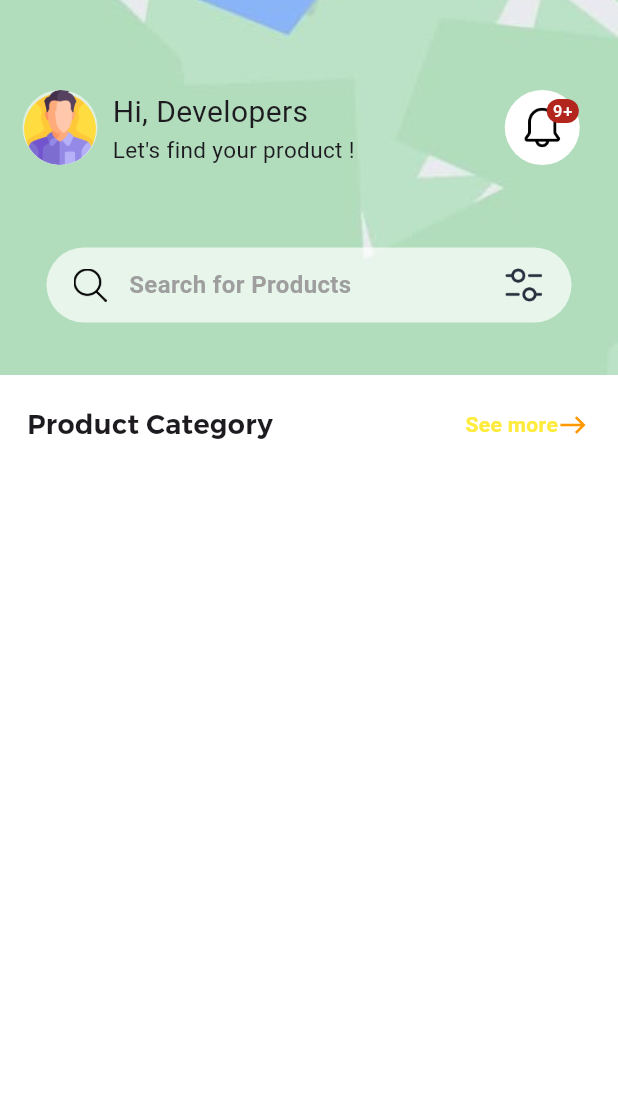
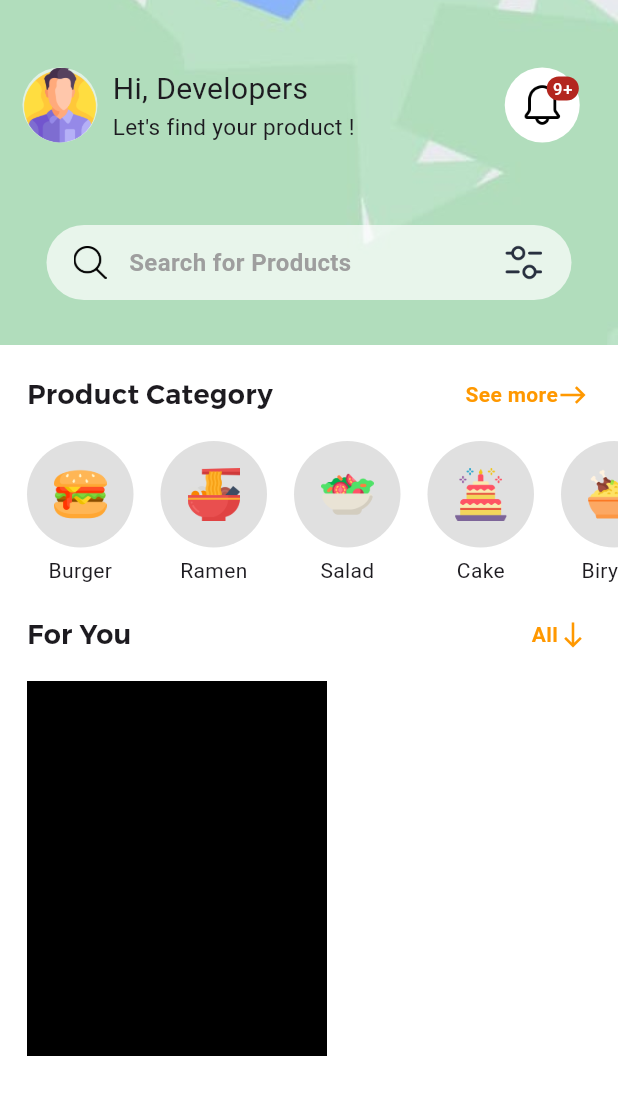
Before and after one commit to bhilbis/flutter-ecommerce, a Flutter app: the screen it shows after launch, on a phone screen of 412 x 824 dp. Shown: the top 1095 px of the screen. Run offline on Flutter 3.47's test engine with Material 3 defaults, Android fonts, the phone set to English and light mode, and no system bars; Roboto replaces fonts that are missing (Montserrat).

Commit message:
update eccommerce

```diff
--- a/lib/pages/main_page_screen.dart
+++ b/lib/pages/main_page_screen.dart
@@ -1,6 +1,8 @@
 import 'package:flutter/material.dart';
 
 import '../screens/mainpage_screen.dart';
+import '../widgets/catogries.dart';
+import '../widgets/products_screen.dart';
 
 class MainPage extends StatelessWidget {
   const MainPage({super.key});
@@ -12,9 +14,11 @@ class MainPage extends StatelessWidget {
       body: Column(
         children: [
           MainPageScreen(),
+
           SizedBox(
             height: 20,
           ),
+
           Padding(
             padding: const EdgeInsets.only(left: 18.0, right: 20),
             child: Row(
@@ -31,14 +35,43 @@ class MainPage extends StatelessWidget {
                   children: [
                     Text('See more', style: TextStyle(
                       fontWeight: FontWeight.bold,
-                      color: Colors.yellow
+                      color: Colors.orange
                     ),),
                     Icon(Icons.east_sharp, size: 20, color: Colors.orange,)
                   ],
                 )
               ],
             ),
-          )
+          ),
+
+          Catogries(),
+
+          SizedBox(
+            height: 20,
+          ),
+           Padding(
+            padding: const EdgeInsets.only(left: 18.0, right: 20),
+            child: Row(
+              mainAxisAlignment: MainAxisAlignment.spaceBetween,
+              children: const [
+                Text('For You', style: TextStyle(
+                  fontFamily: ('Font'),
+                  fontSize: 18
+                ),),
+            Row(
+              children: [
+                Text('All', style: TextStyle(
+                      fontWeight: FontWeight.bold,
+                      color: Colors.orange
+                    ),),
+                Icon(Icons.south_sharp, size: 20, color: Colors.orange,)
+              ],
+            )
+              ],
+            ),
+          ),
+
+          Products(),
         ]
       ),
     );
--- a/lib/screens/mainpage_screen.dart
+++ b/lib/screens/mainpage_screen.dart
@@ -9,7 +9,7 @@ class MainPageScreen extends StatelessWidget {
     return Stack(
       children: [
         Container(
-          height: 250,
+          height: 230,
           decoration: const BoxDecoration(
             image: DecorationImage(
               fit: BoxFit.cover,
@@ -20,7 +20,7 @@ class MainPageScreen extends StatelessWidget {
         ),
 
         Padding(
-          padding: EdgeInsets.only(top: 60, left: 15),
+          padding: EdgeInsets.only(top: 45, left: 15),
           child: Container(
             child: Row(
               children: [
@@ -83,7 +83,7 @@ class MainPageScreen extends StatelessWidget {
 
         Center(
           child: Padding(
-            padding: const EdgeInsets.only(top: 165.0,),
+            padding: const EdgeInsets.only(top: 150.0,),
             child: Container(
               height: 50,
               width: 350,
--- /dev/null
+++ b/lib/widgets/catogries.dart
@@ -0,0 +1,161 @@
+import 'package:flutter/material.dart';
+
+class Catogries extends StatelessWidget {
+  const Catogries({super.key});
+
+  @override
+  Widget build(BuildContext context) {
+    return SingleChildScrollView(
+      scrollDirection: Axis.horizontal,
+      child: Row(
+        children: [
+          Column(
+            children: [
+              Padding(
+                padding: const EdgeInsets.only(top: 18.0, left: 18),
+                child: Container(
+                  decoration: BoxDecoration(
+                    borderRadius: BorderRadius.circular(80),
+                    color: Colors.grey.shade300
+                  ),
+                  child: Padding(
+                    padding: const EdgeInsets.all(18.0),
+                    child: Container(
+                      child: Image(
+                        height: 35,
+                        image: AssetImage('assets/icons/burger.png'),
+                      ),
+                    ),
+                  ),
+                ),
+              ),
+              SizedBox(
+                height: 5,
+              ),
+              Padding(
+                padding: const EdgeInsets.only(left: 18.0),
+                child: Text('Burger'),
+              )
+            ],
+          ),
+          Column(
+            children: [
+              Padding(
+                padding: const EdgeInsets.only(top: 18.0, left: 18),
+                child: Container(
+                  decoration: BoxDecoration(
+                    borderRadius: BorderRadius.circular(80),
+                    color: Colors.grey.shade300
+                  ),
+                  child: Padding(
+                    padding: const EdgeInsets.all(18.0),
+                    child: Container(
+                      child: Image(
+                        height: 35,
+                        image: AssetImage('assets/icons/ramen.png'),
+                      ),
+                    ),
+                  ),
+                ),
+              ),
+              SizedBox(
+                height: 5,
+              ),
+              Padding(
+                padding: const EdgeInsets.only(left: 18.0),
+                child: Text('Ramen'),
+              )
+            ],
+          ),
+          Column(
+            children: [
+              Padding(
+                padding: const EdgeInsets.only(top: 18.0, left: 18),
+                child: Container(
+                  decoration: BoxDecoration(
+                    borderRadius: BorderRadius.circular(80),
+                    color: Colors.grey.shade300
+                  ),
+                  child: Padding(
+                    padding: const EdgeInsets.all(18.0),
+                    child: Container(
+                      child: Image(
+                        height: 35,
+                        image: AssetImage('assets/icons/salad.png'),
+                      ),
+                    ),
+                  ),
+                ),
+              ),
+              SizedBox(
+                height: 5,
+              ),
+              Padding(
+                padding: const EdgeInsets.only(left: 18.0),
+                child: Text('Salad'),
+              )
+            ],
+          ),
+          Column(
+            children: [
+              Padding(
+                padding: const EdgeInsets.only(top: 18.0, left: 18),
+                child: Container(
+                  decoration: BoxDecoration(
+                    borderRadius: BorderRadius.circular(80),
+                    color: Colors.grey.shade300
+                  ),
+                  child: Padding(
+                    padding: const EdgeInsets.all(18.0),
+                    child: Container(
+                      child: Image(
+                        height: 35,
+                        image: AssetImage('assets/icons/cake.png'),
+                      ),
+                    ),
+                  ),
+                ),
+              ),
+              SizedBox(
+                height: 5,
+              ),
+              Padding(
+                padding: const EdgeInsets.only(left: 18.0),
+                child: Text('Cake'),
+              )
+            ],
+          ),
+          Column(
+            children: [
+              Padding(
+                padding: const EdgeInsets.only(top: 18.0, left: 18, right: 18),
+                child: Container(
+                  decoration: BoxDecoration(
+                    borderRadius: BorderRadius.circular(80),
+                    color: Colors.grey.shade300
+                  ),
+                  child: Padding(
+                    padding: const EdgeInsets.all(18.0),
+                    child: Container(
+                      child: Image(
+                        height: 35,
+                        image: AssetImage('assets/icons/biryani.png'),
+                      ),
+                    ),
+                  ),
+                ),
+              ),
+              SizedBox(
+                height: 5,
+              ),
+              Padding(
+                padding: const EdgeInsets.only(left: 18.0, right: 18),
+                child: Text('Biryani'),
+              )
+            ],
+          )
+        ],
+      ),
+    );
+  }
+}
--- /dev/null
+++ b/lib/widgets/products_screen.dart
@@ -0,0 +1,24 @@
+import 'package:flutter/material.dart';
+
+class Products extends StatelessWidget {
+  const Products({super.key});
+
+  @override
+  Widget build(BuildContext context) {
+    return Row(
+      children: [
+        Padding(
+          padding: const EdgeInsets.only(top: 18.0,left: 18.0),
+          child: Container(
+            height: 250,
+            width: 200,
+            color: Colors.black,
+            // decoration: BoxDecoration(
+            //   color: Colors.black,
+            // ),
+          ),
+        )
+      ],
+    );
+  }
+}
```
